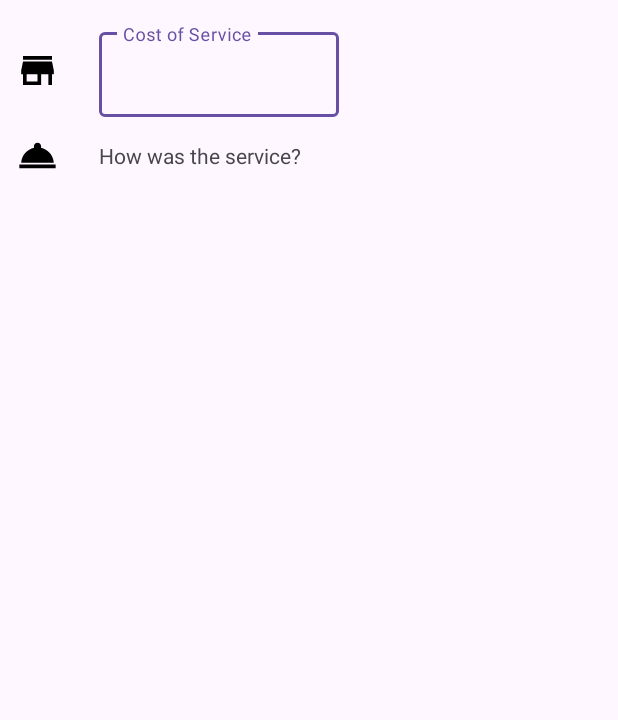
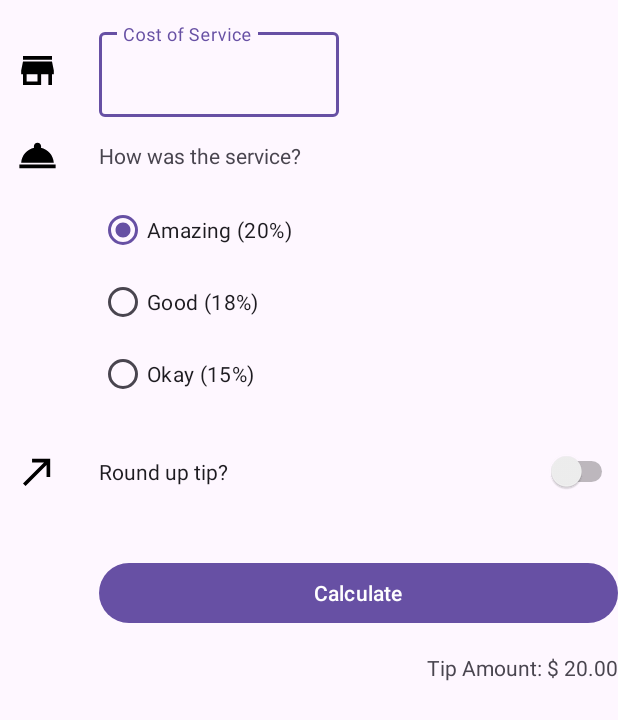
Before and after one commit to robisoncrisbrito/TipTime, an Android app: the screen it shows after launch (MainActivity), on a phone screen of 412 x 824 dp. Shown: the top 720 px of the screen. Run offline under Robolectric (Android 15) with nearby library versions, the light colour scheme and no system bars.

Commit message:
Interface Gráfica pronta :)

```diff
--- a/app/src/main/res/layout/activity_main.xml
+++ b/app/src/main/res/layout/activity_main.xml
@@ -7,7 +7,7 @@
     tools:context=".MainActivity">
 
     <ImageView
-        android:id="@+id/imageView"
+        android:id="@+id/icon_cost_of_service"
         android:layout_width="50dp"
         android:layout_height="50dp"
         android:importantForAccessibility="no"
@@ -22,34 +22,103 @@
         android:layout_height="wrap_content"
         android:layout_marginStart="16dp"
         android:layout_marginTop="16dp"
-        app:layout_constraintStart_toEndOf="@+id/imageView"
+        app:layout_constraintStart_toEndOf="@+id/icon_cost_of_service"
         app:layout_constraintTop_toTopOf="parent">
 
         <com.google.android.material.textfield.TextInputEditText
             android:id="@+id/cost_of_service"
             android:layout_width="match_parent"
             android:layout_height="wrap_content"
-            android:hint="Cost of Service"
-            android:inputType="numberDecimal" />
+            android:hint="@string/cost_of_service"
+            android:inputType="numberDecimal"
+            android:textColorHint="#546E7A" />
 
     </com.google.android.material.textfield.TextInputLayout>
 
     <ImageView
-        android:id="@+id/imageView2"
+        android:id="@+id/icon_service_question"
         android:layout_width="50dp"
         android:layout_height="50dp"
         app:layout_constraintStart_toStartOf="parent"
-        app:layout_constraintTop_toTopOf="@+id/textView"
-        app:layout_constraintBottom_toBottomOf="@+id/textView"
-        app:srcCompat="@drawable/ic_service_foreground" />
+        app:layout_constraintTop_toTopOf="@+id/service_question"
+        app:layout_constraintBottom_toBottomOf="@+id/service_question"
+        app:srcCompat="@drawable/ic_service_foreground"
+        android:importantForAccessibility="no" />
 
     <TextView
-        android:id="@+id/textView"
+        android:id="@+id/service_question"
         android:layout_width="wrap_content"
         android:layout_height="wrap_content"
         android:layout_marginTop="16dp"
-        android:text="How was the service?"
+        android:text="@string/how_was_the_service"
         app:layout_constraintStart_toStartOf="@+id/cost_of_service_edit_text"
         app:layout_constraintTop_toBottomOf="@+id/cost_of_service_edit_text" />
 
+    <RadioGroup
+        android:id="@+id/tip_option"
+        android:layout_width="wrap_content"
+        android:layout_height="wrap_content"
+        android:layout_marginTop="16dp"
+        app:layout_constraintStart_toStartOf="@+id/service_question"
+        app:layout_constraintTop_toBottomOf="@+id/service_question">
+
+        <RadioButton
+            android:id="@+id/option_twenty_percent"
+            android:layout_width="match_parent"
+            android:layout_height="wrap_content"
+            android:checked="true"
+            android:text="@string/amazing_20" />
+
+        <RadioButton
+            android:id="@+id/option_eighteen_percent"
+            android:layout_width="match_parent"
+            android:layout_height="wrap_content"
+            android:text="@string/good_18" />
+
+        <RadioButton
+            android:id="@+id/option_fifteen_percent"
+            android:layout_width="match_parent"
+            android:layout_height="wrap_content"
+            android:text="@string/okay_15" />
+    </RadioGroup>
+
+    <ImageView
+        android:id="@+id/icon_round_up"
+        android:layout_width="50dp"
+        android:layout_height="50dp"
+        app:layout_constraintBottom_toBottomOf="@+id/round_up_switch"
+        app:layout_constraintStart_toStartOf="parent"
+        app:layout_constraintTop_toTopOf="@+id/round_up_switch"
+        app:srcCompat="@drawable/ic_round_up_foreground"
+        android:importantForAccessibility="no" />
+
+    <Switch
+        android:id="@+id/round_up_switch"
+        android:layout_width="0dp"
+        android:layout_height="50dp"
+        android:layout_marginTop="16dp"
+        android:text="@string/round_up_tip"
+        app:layout_constraintEnd_toEndOf="parent"
+        app:layout_constraintStart_toStartOf="@+id/tip_option"
+        app:layout_constraintTop_toBottomOf="@+id/tip_option" />
+
+    <Button
+        android:id="@+id/calculate_button"
+        android:layout_width="0dp"
+        android:layout_height="wrap_content"
+        android:layout_marginTop="32dp"
+        android:text="@string/calculate"
+        app:layout_constraintEnd_toEndOf="parent"
+        app:layout_constraintStart_toStartOf="@+id/round_up_switch"
+        app:layout_constraintTop_toBottomOf="@+id/round_up_switch" />
+
+    <TextView
+        android:id="@+id/tip_result"
+        android:layout_width="wrap_content"
+        android:layout_height="wrap_content"
+        android:layout_marginTop="16dp"
+        android:text="@string/tip_amount_20_00"
+        app:layout_constraintEnd_toEndOf="parent"
+        app:layout_constraintTop_toBottomOf="@+id/calculate_button" />
+
 </androidx.constraintlayout.widget.ConstraintLayout>
--- a/app/src/main/res/values/strings.xml
+++ b/app/src/main/res/values/strings.xml
@@ -1,3 +1,11 @@
 <resources>
     <string name="app_name">TipTime</string>
+    <string name="cost_of_service">Cost of Service</string>
+    <string name="how_was_the_service">How was the service?</string>
+    <string name="amazing_20">Amazing (20%)</string>
+    <string name="good_18">Good (18%)</string>
+    <string name="okay_15">Okay (15%)</string>
+    <string name="round_up_tip">Round up tip?</string>
+    <string name="calculate">Calculate</string>
+    <string name="tip_amount_20_00">Tip Amount: $ 20.00</string>
 </resources>
```
